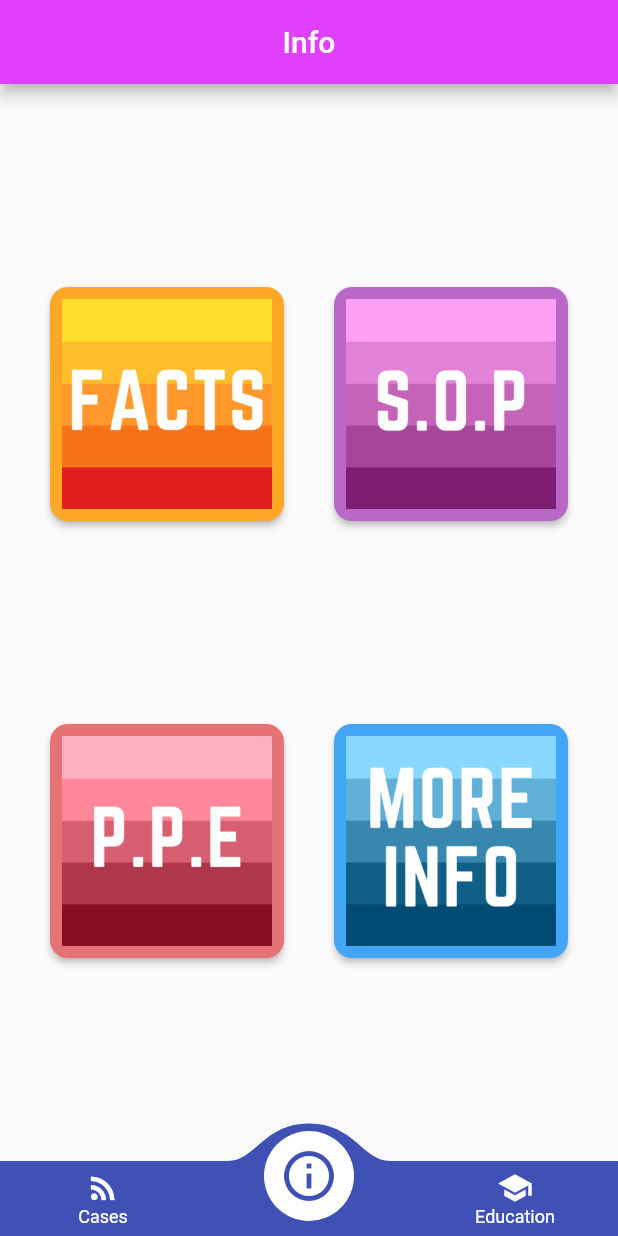
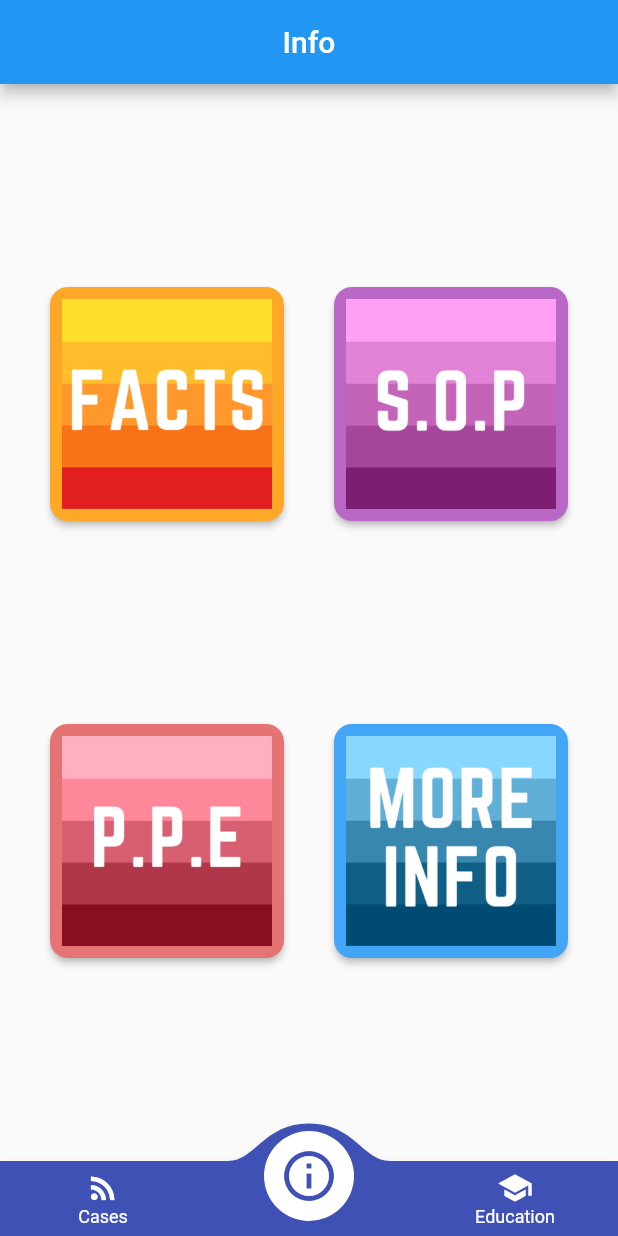
Before and after one commit to AdamHarith2510/flutter_app123, a Flutter app: the screen it shows after launch, item 2 of the bottom bar chosen, on a phone screen of 412 x 824 dp. Run offline on Flutter 3.47's test engine with Material 2 defaults, Android fonts, the phone set to English and light mode, and no system bars; drawn by our look-alikes of convex_bottom_bar; network calls fail.

Commit message:
Add files via upload

```diff
--- a/lib/info.dart
+++ b/lib/info.dart
@@ -11,7 +11,6 @@ class Info extends StatelessWidget {
         appBar: AppBar(
           title: Text('Info'),
           centerTitle: true,
-          backgroundColor: Colors.purpleAccent,
         ),
       body: Container(
         child: Column(
```
